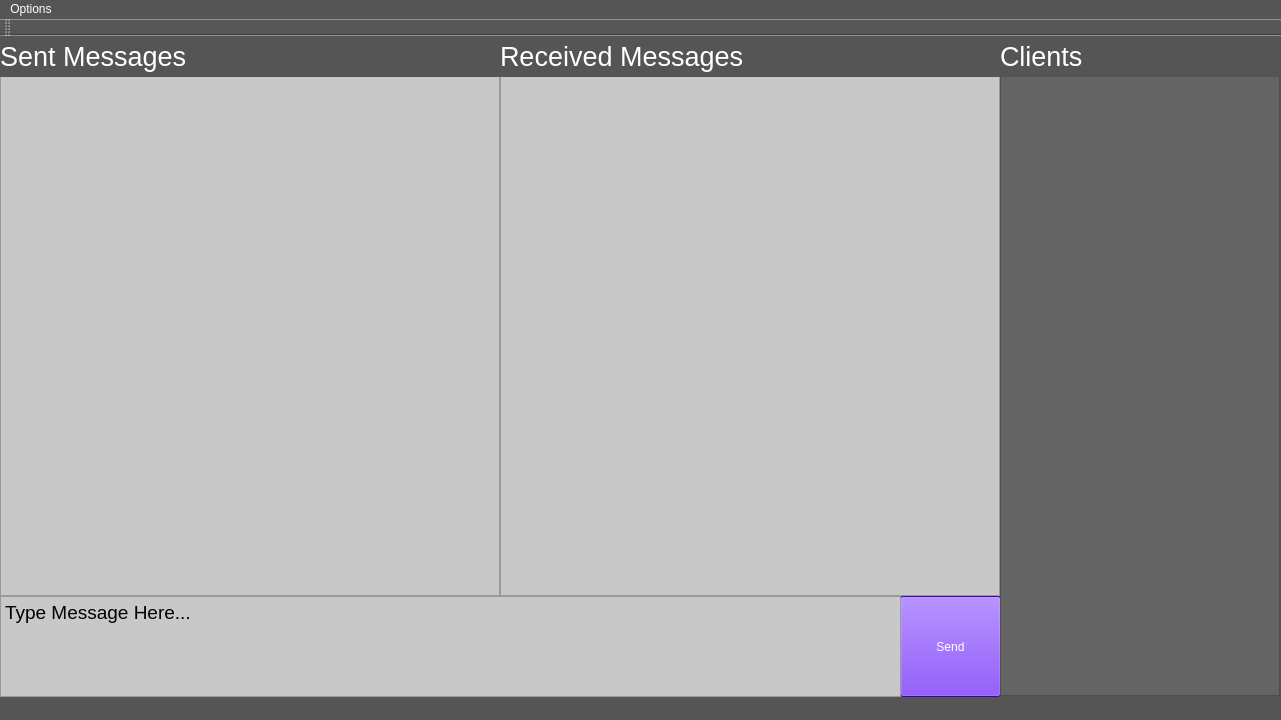
BobbyDMullinsIII/OS-MainlineProject2, file ChatProgramSolution/ChatProgramProject/ChatProgramProject.ui: the form before one commit.
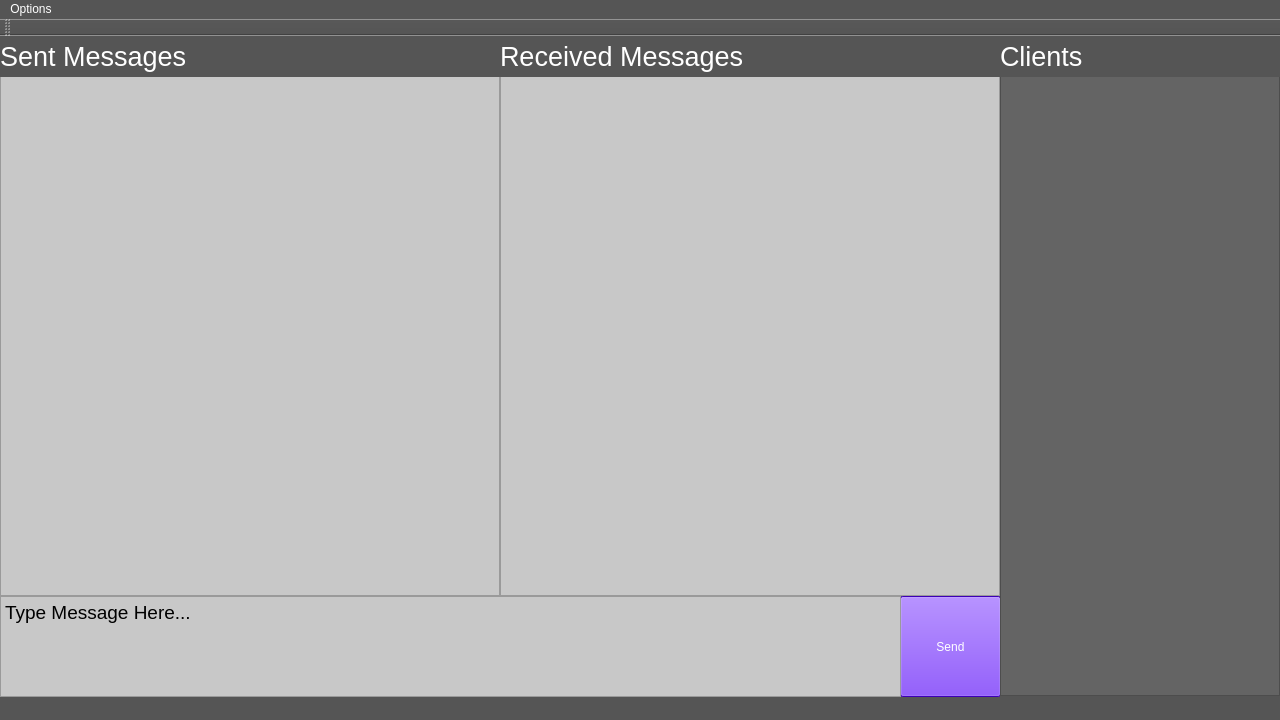
The form after the commit.

Patch:
```diff
--- a/ChatProgramSolution/ChatProgramProject/ChatProgramProject.ui
+++ b/ChatProgramSolution/ChatProgramProject/ChatProgramProject.ui
@@ -6,10 +6,22 @@
    <rect>
     <x>0</x>
     <y>0</y>
-    <width>1281</width>
+    <width>1280</width>
     <height>720</height>
    </rect>
   </property>
+  <property name="minimumSize">
+   <size>
+    <width>1280</width>
+    <height>720</height>
+   </size>
+  </property>
+  <property name="maximumSize">
+   <size>
+    <width>1280</width>
+    <height>720</height>
+   </size>
+  </property>
   <property name="windowTitle">
    <string>ChatProgramProject</string>
   </property>
@@ -231,7 +243,7 @@
     <rect>
      <x>0</x>
      <y>0</y>
-     <width>1281</width>
+     <width>1280</width>
      <height>22</height>
     </rect>
    </property>
```
Left out of the diff: 3 changed lines with no effect on the pictures.
